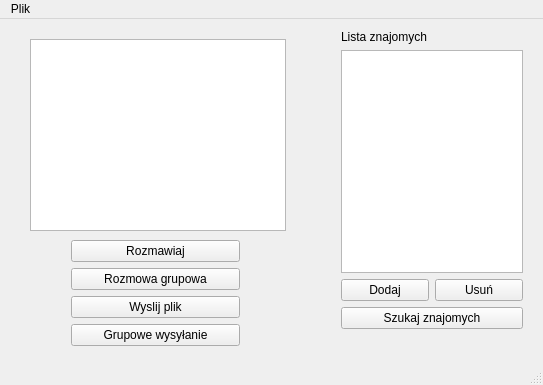
Before: the Qt Designer form TIN-klient/mainwindow.ui in quetz05/tin, drawn with Qt 5.
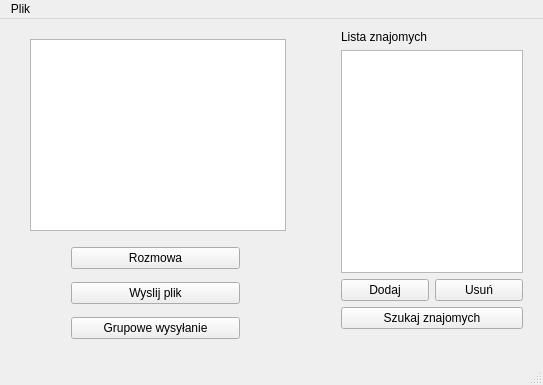
After: the same form once the commit is applied.

Patch:
```diff
--- a/TIN-klient/mainwindow.ui
+++ b/TIN-klient/mainwindow.ui
@@ -71,17 +71,10 @@
      </rect>
     </property>
     <layout class="QVBoxLayout" name="verticalLayout_4">
-     <item>
-      <widget class="QPushButton" name="pushRozmawiaj">
-       <property name="text">
-        <string>Rozmawiaj</string>
-       </property>
-      </widget>
-     </item>
      <item>
       <widget class="QPushButton" name="pushGrupRozmawiaj">
        <property name="text">
-        <string>Rozmowa grupowa</string>
+        <string>Rozmowa</string>
        </property>
       </widget>
      </item>
```
